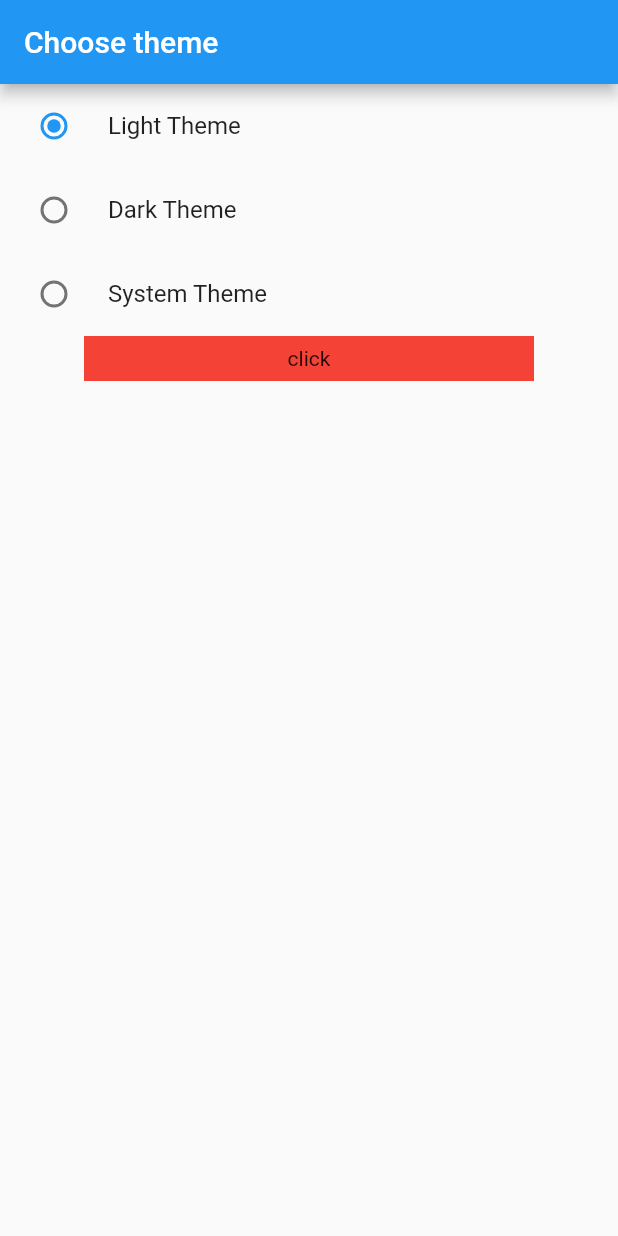
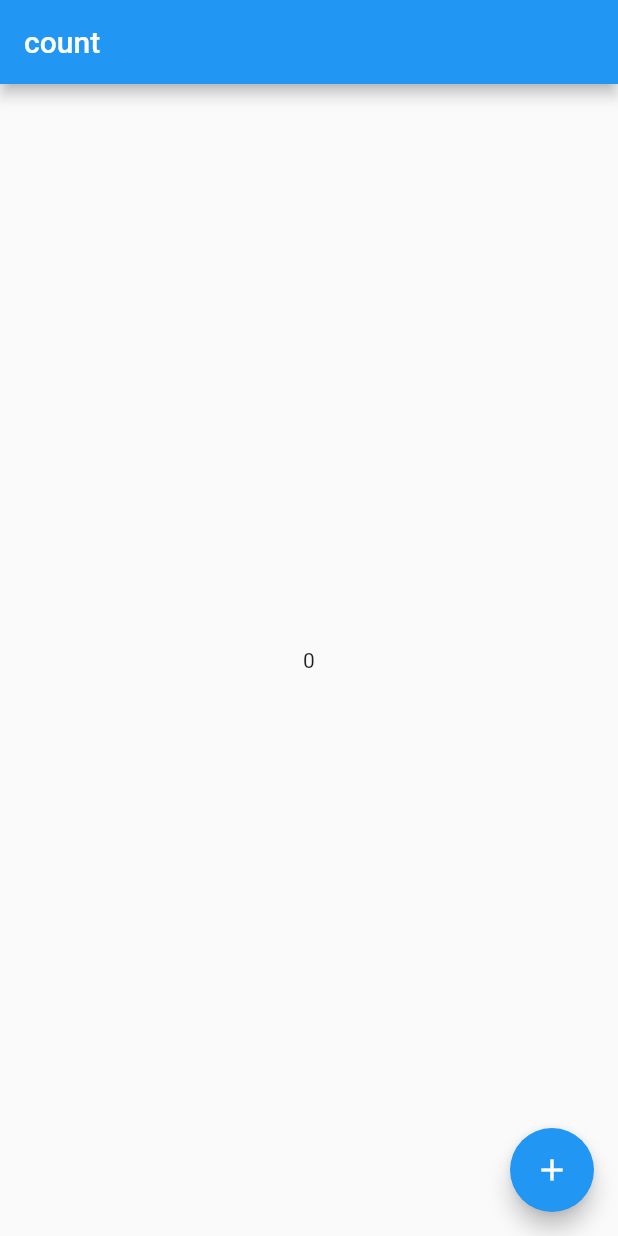
Before and after one commit to abhishekprogrammer18112003/MultiScreen-Dark-Light-Theme, a Flutter app: the screen it shows after launch, on a phone screen of 412 x 824 dp. Run offline on Flutter 3.47's test engine with Material 2 defaults, Android fonts, the phone set to English and light mode, and no system bars.

Commit message:
second commit

```diff
--- a/lib/main.dart
+++ b/lib/main.dart
@@ -2,6 +2,8 @@ import 'package:flutter/material.dart';
 import 'package:learningflutter/provide.dart';
 import 'package:learningflutter/themechange.dart';
 import 'package:provider/provider.dart';
+
+import 'stlwidget.dart';
 
 void main() {
   runApp(const MyApp());
@@ -34,7 +36,7 @@ class MyApp extends StatelessWidget {
               primarySwatch: Colors.blue,
             ),
             darkTheme: ThemeData(brightness: Brightness.dark),
-            home: const Themechange(),
+            home: stlasstf(),
           );
         }));
   }
--- /dev/null
+++ b/lib/stlwidget.dart
@@ -0,0 +1,30 @@
+import 'package:flutter/material.dart';
+
+// ignore: camel_case_types
+class stlasstf extends StatelessWidget {
+  stlasstf({super.key});
+
+  final ValueNotifier<int> _counter = ValueNotifier<int>(0);
+  @override
+  Widget build(BuildContext context) {
+    return Scaffold(
+      appBar: AppBar(
+        title: const Text('count'),
+      ),
+      body: Center(
+        child: ValueListenableBuilder(
+          valueListenable: _counter,
+          builder: (context, value, child) {
+            return Text(_counter.value.toString());
+          },
+        ),
+      ),
+      floatingActionButton: FloatingActionButton(
+        onPressed: () {
+          _counter.value++;
+        },
+        child: const Icon(Icons.add),
+      ),
+    );
+  }
+}
--- a/lib/themechange.dart
+++ b/lib/themechange.dart
@@ -46,7 +46,7 @@ class _ThemechangeState extends State<Themechange> {
             color: Colors.red,
             height: 30,
             width: 300,
-            child: Center(child: Text('click')),
+            child: const Center(child: Text('click')),
           ),
         )
       ]),
```
